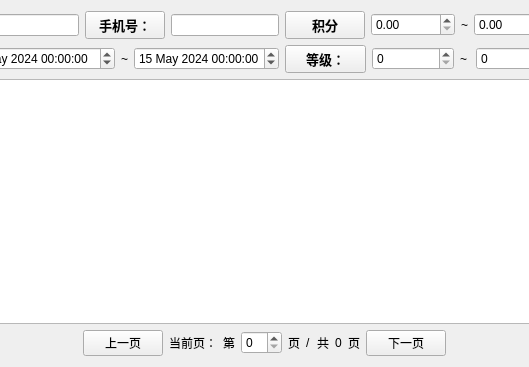
The window that view/manager/widgetvipmanager.ui (ylxcvvan/Supermarket-Commodity-Management-System) describes before a commit, drawn with Qt 5; both pictures show x 127 to 656 and y 0 to 367 of the 782 by 367 pixel window.
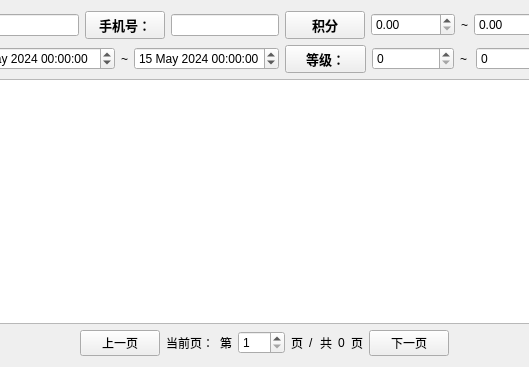
The same window after the commit. Custom widgets are drawn as their Qt base class.

Diff of the .ui file:
```diff
--- a/view/manager/widgetvipmanager.ui
+++ b/view/manager/widgetvipmanager.ui
@@ -326,7 +326,14 @@
         </widget>
        </item>
        <item>
-        <widget class="QSpinBox" name="currentPage"/>
+        <widget class="QSpinBox" name="currentPage">
+         <property name="minimum">
+          <number>1</number>
+         </property>
+         <property name="maximum">
+          <number>999</number>
+         </property>
+        </widget>
        </item>
        <item>
         <widget class="QLabel" name="label_12">
```
